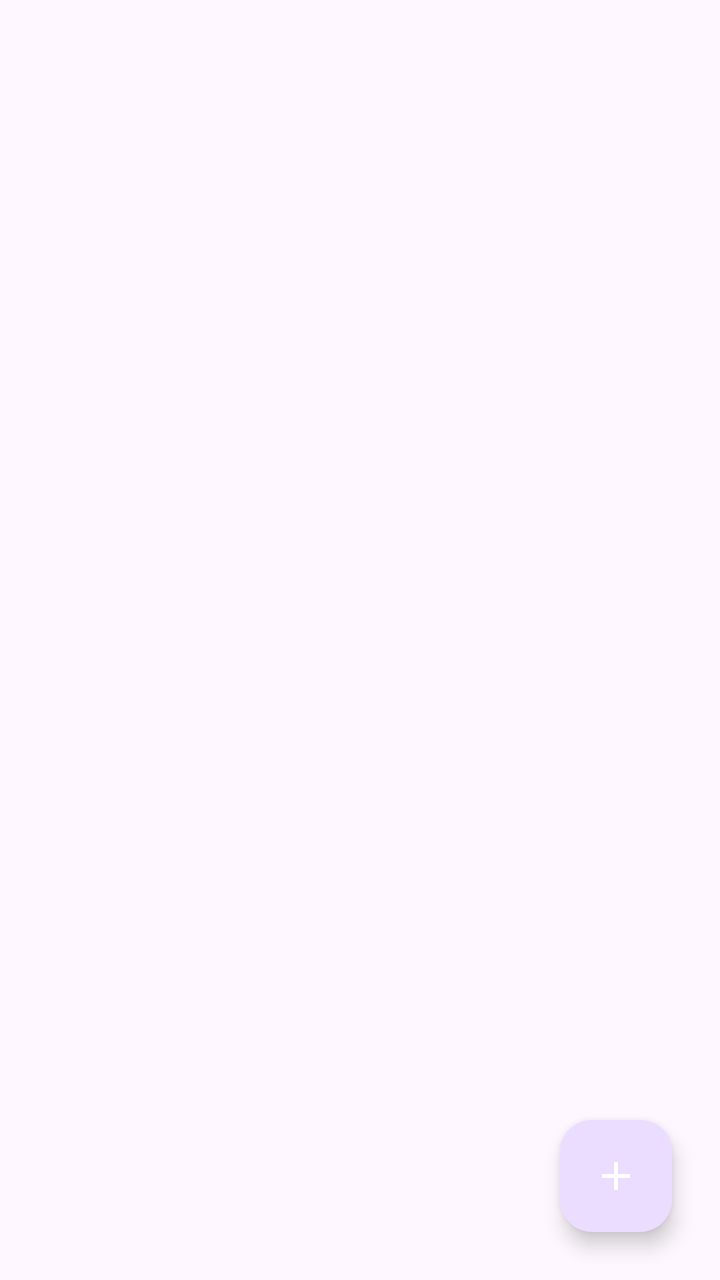
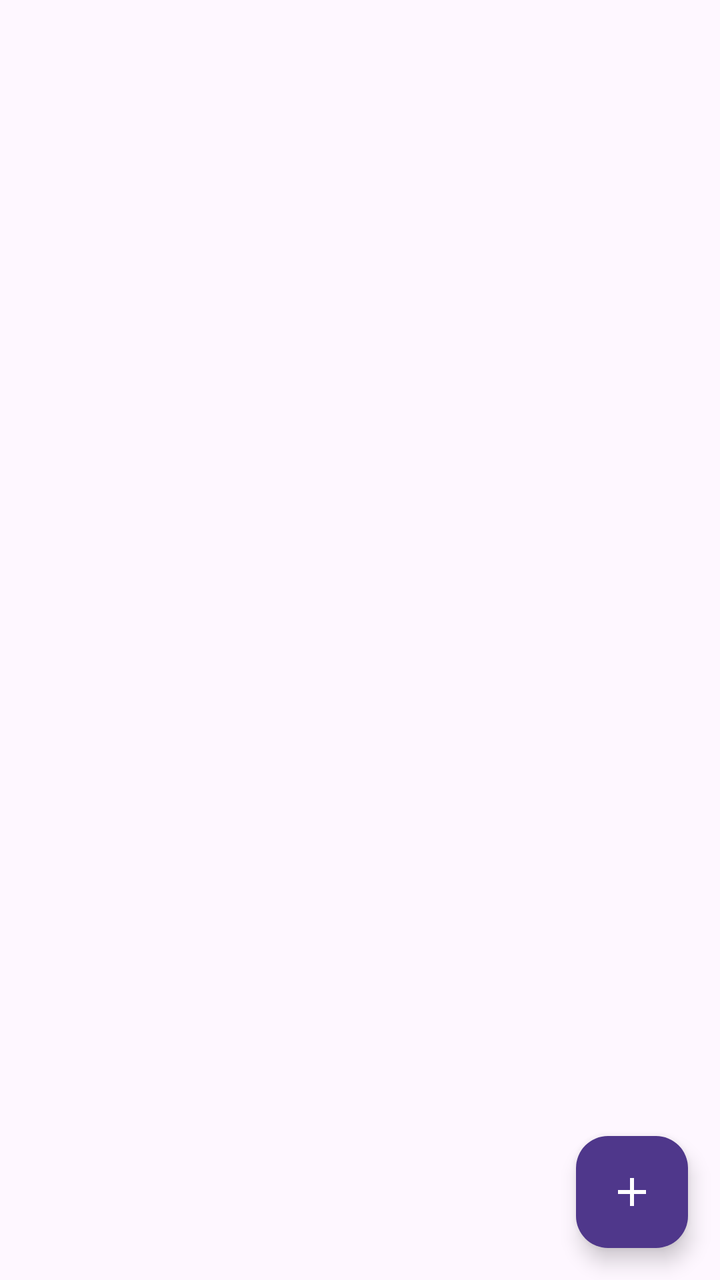

An Android layout rendered at two revisions. The XML below is the earlier revision; the diff shows what the commit changed to produce the second picture.
<!-- AndroidManifest.xml: application theme Theme.Hush -->
<!-- res/layout/fragment_playlists.xml -->
<?xml version="1.0" encoding="utf-8"?>
<androidx.constraintlayout.widget.ConstraintLayout
    xmlns:android="http://schemas.android.com/apk/res/android"
    xmlns:app="http://schemas.android.com/apk/res-auto"
    android:layout_width="match_parent"
    android:layout_height="match_parent"
    android:padding="8dp">

    <androidx.recyclerview.widget.RecyclerView
        android:id="@+id/rv_playlists"
        android:layout_width="match_parent"
        android:layout_height="match_parent"
        android:clipToPadding="false"
        android:paddingBottom="16dp"
        app:layoutManager="androidx.recyclerview.widget.GridLayoutManager"
        app:spanCount="2" />

    <com.google.android.material.floatingactionbutton.FloatingActionButton
        android:id="@+id/btn_add_playlist"
        android:layout_width="wrap_content"
        android:layout_height="wrap_content"
        android:layout_margin="16dp"
        android:src="@drawable/ic_add_24"
        app:layout_constraintBottom_toBottomOf="parent"
        app:layout_constraintEnd_toEndOf="parent"
        app:tint="@android:color/white"
        android:contentDescription="Nueva Playlist" />

</androidx.constraintlayout.widget.ConstraintLayout>
<!-- resources referenced by this layout -->
<resources>
  <!-- drawable ic_add_24 (drawable) -->
  <?xml version="1.0" encoding="utf-8"?>
  <vector xmlns:android="http://schemas.android.com/apk/res/android"
      android:width="24dp" android:height="24dp"
      android:viewportWidth="24" android:viewportHeight="24">
      <path android:fillColor="#6750A4"
          android:pathData="M19,13h-6v6h-2v-6H5v-2h6V5h2v6h6v2z"/>
  </vector>
  <style name="Theme.Hush" parent="Theme.Material3.Light.NoActionBar">
          <item name="colorPrimary">@color/primary</item>
          <item name="colorOnPrimary">@color/on_primary</item>
          <item name="colorPrimaryContainer">@color/primary_container</item>
          <item name="colorSurface">@color/surface</item>
          <item name="colorOnSurface">@color/on_surface</item>
          <item name="colorSurfaceVariant">@color/surface_variant</item>
          <item name="colorError">@color/error</item>
          <item name="android:colorBackground">@color/background</item>
          <item name="android:windowBackground">@color/background</item>
      </style>
  <color name="primary">#6750A4</color>
  <color name="on_primary">#FFFFFF</color>
  <color name="primary_container">#EADDFF</color>
  <color name="surface">#FEF7FF</color>
  <color name="on_surface">#1C1B1F</color>
  <color name="surface_variant">#E7E0EC</color>
  <color name="error">#BA1A1A</color>
  <color name="background">#FEF7FF</color>
</resources>

<!-- the commit's change to res/layout/fragment_playlists.xml (unified diff, before → after) -->
@@ -1,17 +1,17 @@
 <?xml version="1.0" encoding="utf-8"?>
-<androidx.constraintlayout.widget.ConstraintLayout
+<androidx.coordinatorlayout.widget.CoordinatorLayout
     xmlns:android="http://schemas.android.com/apk/res/android"
     xmlns:app="http://schemas.android.com/apk/res-auto"
     android:layout_width="match_parent"
-    android:layout_height="match_parent"
-    android:padding="8dp">
+    android:layout_height="match_parent">
 
     <androidx.recyclerview.widget.RecyclerView
         android:id="@+id/rv_playlists"
         android:layout_width="match_parent"
         android:layout_height="match_parent"
+        android:padding="8dp"
         android:clipToPadding="false"
-        android:paddingBottom="16dp"
+        android:paddingBottom="80dp"
         app:layoutManager="androidx.recyclerview.widget.GridLayoutManager"
         app:spanCount="2" />
 
@@ -19,11 +19,12 @@
         android:id="@+id/btn_add_playlist"
         android:layout_width="wrap_content"
         android:layout_height="wrap_content"
-        android:layout_margin="16dp"
+        android:layout_gravity="bottom|end"
+        android:layout_marginEnd="16dp"
+        android:layout_marginBottom="16dp"
         android:src="@drawable/ic_add_24"
-        app:layout_constraintBottom_toBottomOf="parent"
-        app:layout_constraintEnd_toEndOf="parent"
+        app:backgroundTint="#4F378B"
         app:tint="@android:color/white"
         android:contentDescription="Nueva Playlist" />
 
-</androidx.constraintlayout.widget.ConstraintLayout>
+</androidx.coordinatorlayout.widget.CoordinatorLayout>
